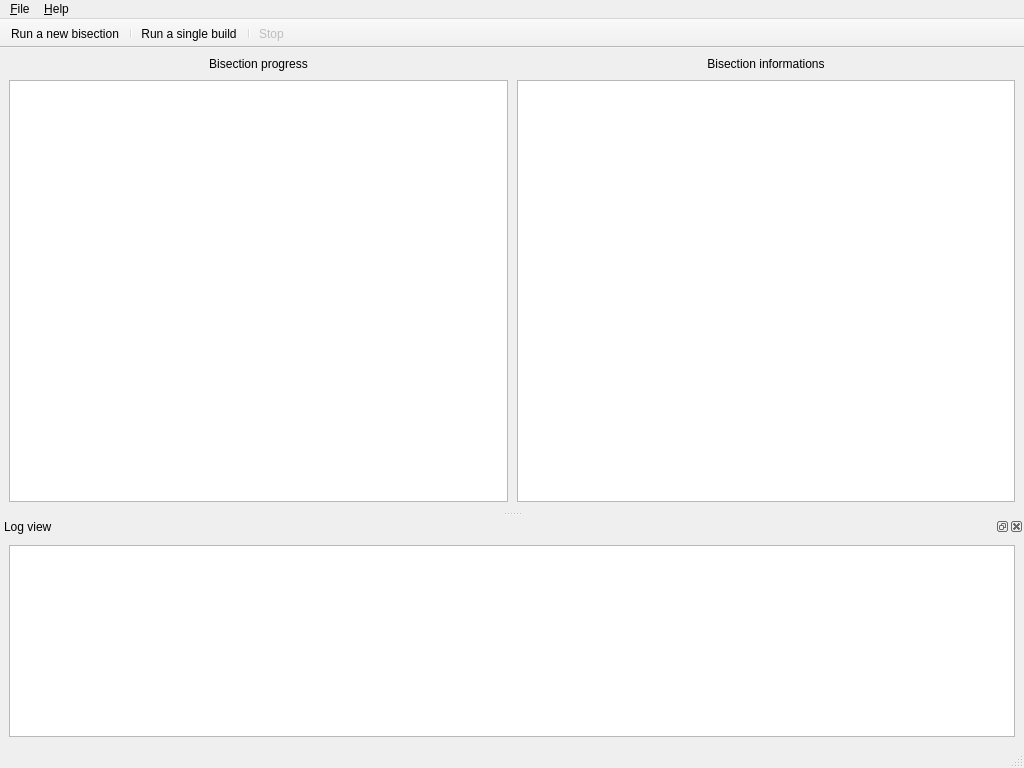
mozilla/mozregression, file gui/mozregui/ui/mainwindow.ui: the form before one commit.
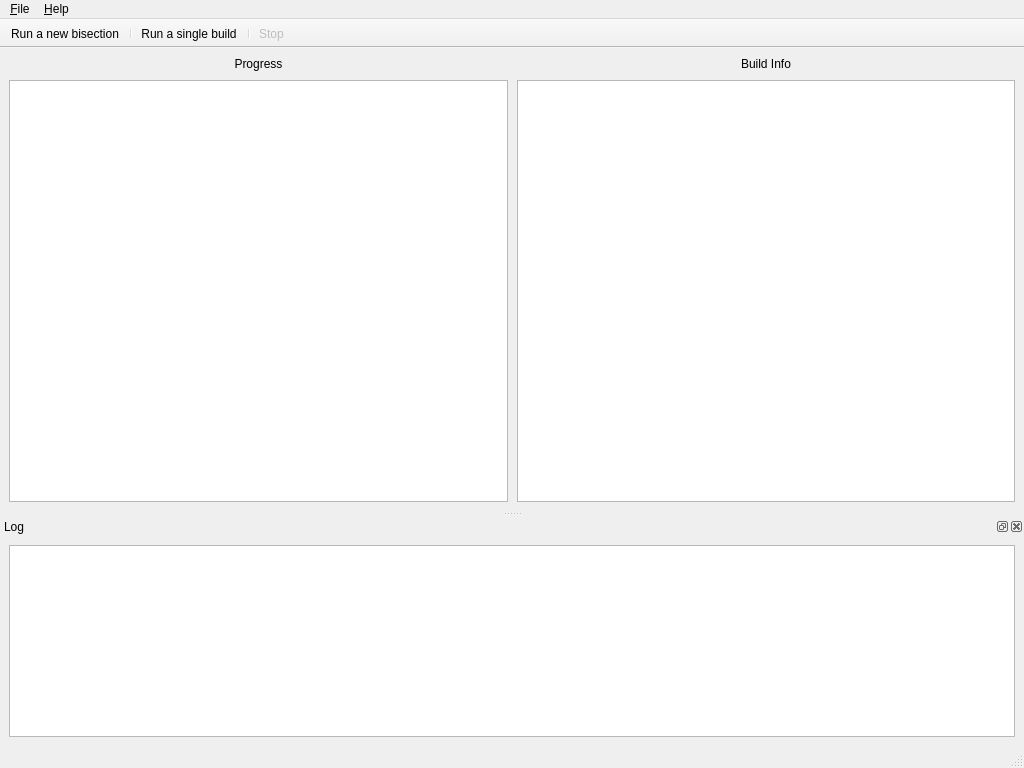
The form after the commit. Icons and pictures are not drawn. Custom widgets are drawn as their Qt base class.

```diff
--- a/gui/mozregui/ui/mainwindow.ui
+++ b/gui/mozregui/ui/mainwindow.ui
@@ -56,7 +56,7 @@
       <item row="0" column="0">
        <widget class="QLabel" name="label">
         <property name="text">
-         <string>Bisection progress</string>
+         <string>Progress</string>
         </property>
         <property name="alignment">
          <set>Qt::AlignCenter</set>
@@ -66,7 +66,7 @@
       <item row="0" column="1">
        <widget class="QLabel" name="label_2">
         <property name="text">
-         <string>Bisection informations</string>
+         <string>Build Info</string>
         </property>
         <property name="alignment">
          <set>Qt::AlignCenter</set>
@@ -139,7 +139,7 @@
   </widget>
   <widget class="QDockWidget" name="logDockWidget">
    <property name="windowTitle">
-    <string>Log view</string>
+    <string>Log</string>
    </property>
    <attribute name="dockWidgetArea">
     <number>8</number>
```
Left out of the diff: 2 changed lines with no effect on the pictures.
